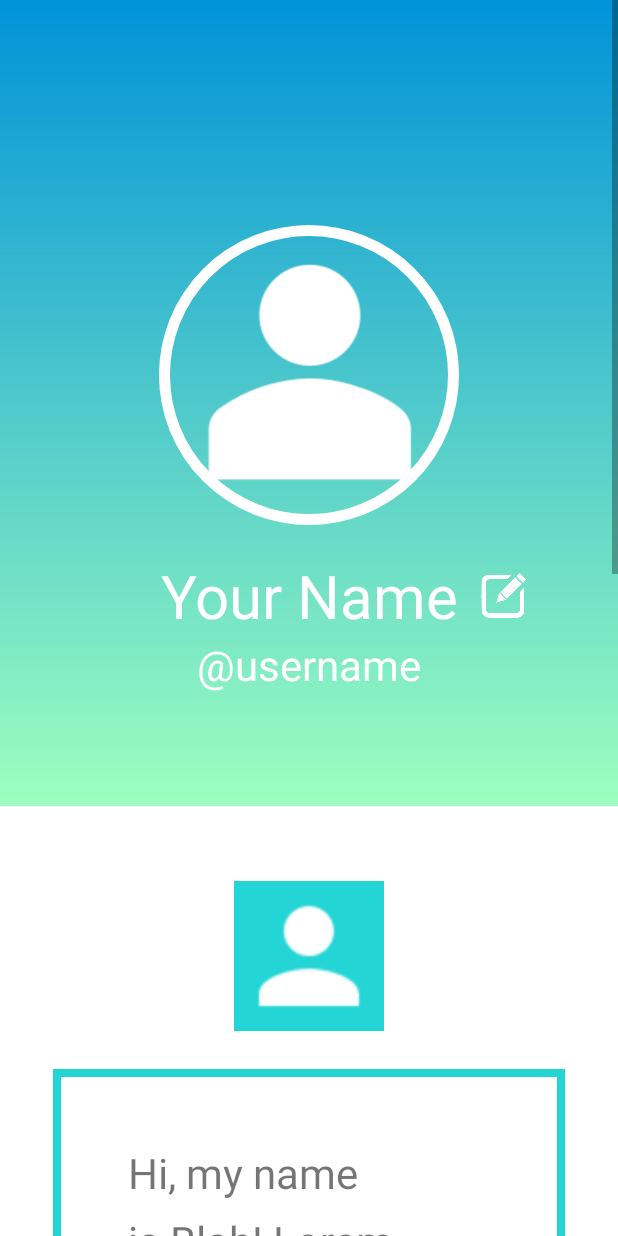
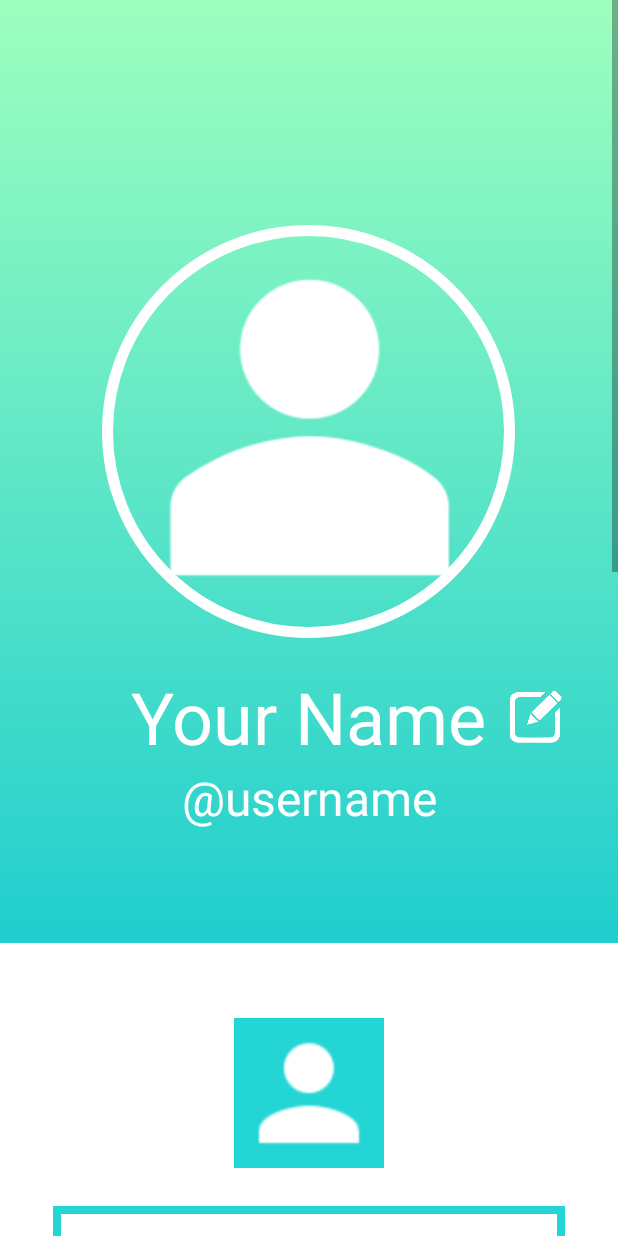
Before and after one commit to jazdao/ConfidanteApp, an Android app: the layout profile.xml on its own in the app's theme, with its tools: preview values and no code run, on a phone screen of 412 x 824 dp. Run offline under Robolectric (Android 15) with nearby library versions, the phone set to English and light mode, and no system bars.

Commit message:
modified sizes and gradient on profile page

```diff
--- a/app/src/main/res/drawable/gradient.xml
+++ b/app/src/main/res/drawable/gradient.xml
@@ -2,7 +2,7 @@
 <shape xmlns:android="http://schemas.android.com/apk/res/android"
     android:shape="rectangle">
     <gradient
-        android:startColor="#9DFFBF"
-        android:endColor="#0093d7"
+        android:startColor="#20CECE"
+        android:endColor="#9DFFBF"
         android:angle="90" />
 </shape>
--- a/app/src/main/res/layout/profile.xml
+++ b/app/src/main/res/layout/profile.xml
@@ -19,8 +19,8 @@
             android:background="@drawable/gradient">
 
             <ImageView
-                android:layout_width="200dp"
-                android:layout_height="200dp"
+                android:layout_width="275dp"
+                android:layout_height="275dp"
                 android:background="@drawable/circle"
                 android:src="@drawable/profile_default"
                 android:layout_gravity="center_horizontal" />
@@ -37,15 +37,15 @@
                     android:layout_height="wrap_content"
                     android:text="@string/user_full_name"
                     android:textColor="#fff"
-                    android:textSize="40sp"
+                    android:textSize="48sp"
                     android:textAlignment="center"
                     android:layout_centerHorizontal="true"
                     android:layout_centerVertical="true"/>
 
                 <ImageView
                     android:id="@+id/edit_button"
-                    android:layout_width="30dp"
-                    android:layout_height="30dp"
+                    android:layout_width="35dp"
+                    android:layout_height="35dp"
                     android:src="@drawable/edit_white"
                     android:layout_marginLeft="15dp"
                     android:layout_toEndOf="@id/profile_user_full_name"
@@ -61,7 +61,7 @@
                 android:text="@string/username"
                 android:textColor="#fff"
                 android:textAlignment="center"
-                android:textSize="28sp"/>
+                android:textSize="32sp"/>
 
         </LinearLayout>
 
@@ -91,7 +91,7 @@
                 android:layout_marginTop="25dp"
                 android:layout_marginLeft="35dp"
                 android:layout_marginRight="35dp"
-                android:padding="50dp"
+                android:padding="40dp"
                 android:text="@string/bio_sample"
                 android:textSize="28sp"
                 android:lineHeight="45dp"/>
@@ -110,7 +110,7 @@
                 android:layout_marginTop="15dp"
                 android:layout_marginLeft="35dp"
                 android:layout_marginRight="35dp"
-                android:padding="50dp"
+                android:padding="40dp"
                 android:text="@string/interests_sample"
                 android:textSize="28sp"
                 android:lineHeight="45dp"/>
```
